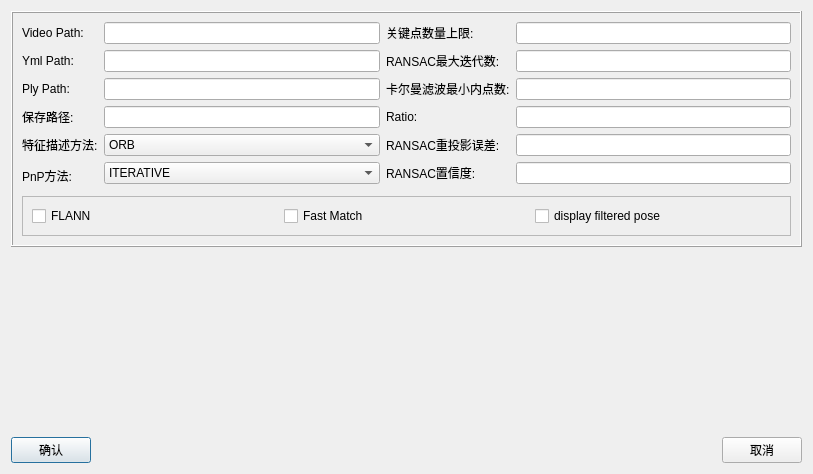
jiafeng5513/Evision, file src/EvisionPolyTracker/TextureTrackingParams.ui: the form before one commit.
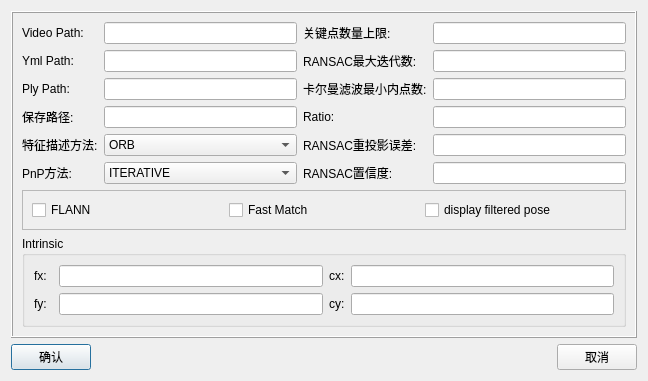
The form after the commit.

What changed in the file:
```diff
--- a/src/EvisionPolyTracker/TextureTrackingParams.ui
+++ b/src/EvisionPolyTracker/TextureTrackingParams.ui
@@ -6,14 +6,27 @@
    <rect>
     <x>0</x>
     <y>0</y>
-    <width>813</width>
-    <height>474</height>
+    <width>648</width>
+    <height>351</height>
    </rect>
   </property>
   <property name="windowTitle">
    <string>Texture Box Tracking Params</string>
   </property>
-  <layout class="QGridLayout" name="gridLayout_2">
+  <layout class="QGridLayout" name="gridLayout_3">
+   <item row="1" column="0">
+    <spacer name="verticalSpacer">
+     <property name="orientation">
+      <enum>Qt::Vertical</enum>
+     </property>
+     <property name="sizeHint" stdset="0">
+      <size>
+       <width>20</width>
+       <height>40</height>
+      </size>
+     </property>
+    </spacer>
+   </item>
    <item row="2" column="0">
     <widget class="QPushButton" name="pushButton_confirm">
      <property name="text">
@@ -21,6 +34,26 @@
      </property>
     </widget>
    </item>
+   <item row="2" column="1">
+    <spacer name="horizontalSpacer">
+     <property name="orientation">
+      <enum>Qt::Horizontal</enum>
+     </property>
+     <property name="sizeHint" stdset="0">
+      <size>
+       <width>40</width>
+       <height>20</height>
+      </size>
+     </property>
+    </spacer>
+   </item>
+   <item row="2" column="2">
+    <widget class="QPushButton" name="pushButton_cancel">
+     <property name="text">
+      <string>取消</string>
+     </property>
+    </widget>
+   </item>
    <item row="0" column="0" colspan="3">
     <widget class="QFrame" name="frame">
      <property name="frameShape">
@@ -59,6 +92,9 @@
         </property>
        </widget>
       </item>
+      <item row="0" column="3">
+       <widget class="QLineEdit" name="lineEdit_numKeyPoints"/>
+      </item>
       <item row="1" column="0">
        <widget class="QLabel" name="label_2">
         <property name="maximumSize">
@@ -75,7 +111,7 @@
       <item row="1" column="1">
        <widget class="QLineEdit" name="lineEdit_yml_read_path"/>
       </item>
-      <item row="1" column="2" colspan="2">
+      <item row="1" column="2">
        <widget class="QLabel" name="label_6">
         <property name="maximumSize">
          <size>
@@ -88,6 +124,9 @@
         </property>
        </widget>
       </item>
+      <item row="1" column="3">
+       <widget class="QLineEdit" name="lineEdit_iterationsCount"/>
+      </item>
       <item row="2" column="0">
        <widget class="QLabel" name="label_3">
         <property name="maximumSize">
@@ -104,7 +143,7 @@
       <item row="2" column="1">
        <widget class="QLineEdit" name="lineEdit_ply_read_path"/>
       </item>
-      <item row="2" column="2" colspan="3">
+      <item row="2" column="2">
        <widget class="QLabel" name="label_9">
         <property name="maximumSize">
          <size>
@@ -117,7 +156,7 @@
         </property>
        </widget>
       </item>
-      <item row="2" column="5">
+      <item row="2" column="3">
        <widget class="QLineEdit" name="lineEdit_minInliersKalman"/>
       </item>
       <item row="3" column="0">
@@ -149,6 +188,9 @@
         </property>
        </widget>
       </item>
+      <item row="3" column="3">
+       <widget class="QLineEdit" name="lineEdit_ratioTest"/>
+      </item>
       <item row="4" column="0">
        <widget class="QLabel" name="label_10">
         <property name="maximumSize">
@@ -206,7 +248,7 @@
         </item>
        </widget>
       </item>
-      <item row="4" column="2" colspan="2">
+      <item row="4" column="2">
        <widget class="QLabel" name="label_7">
         <property name="maximumSize">
          <size>
@@ -219,7 +261,10 @@
         </property>
        </widget>
       </item>
-      <item row="5" column="0" rowspan="2">
+      <item row="4" column="3">
+       <widget class="QLineEdit" name="lineEdit_reprojectionError"/>
+      </item>
+      <item row="5" column="0">
        <widget class="QLabel" name="label_12">
         <property name="maximumSize">
          <size>
@@ -274,19 +319,59 @@
         </property>
        </widget>
       </item>
-      <item row="3" column="5">
-       <widget class="QLineEdit" name="lineEdit_ratioTest"/>
-      </item>
-      <item row="4" column="5">
-       <widget class="QLineEdit" name="lineEdit_reprojectionError"/>
-      </item>
-      <item row="5" column="5">
+      <item row="5" column="3">
        <widget class="QLineEdit" name="lineEdit_confidence"/>
       </item>
-      <item row="1" column="5">
-       <widget class="QLineEdit" name="lineEdit_iterationsCount"/>
+      <item row="7" column="0" colspan="4">
+       <widget class="QGroupBox" name="groupBox">
+        <property name="title">
+         <string>Intrinsic</string>
+        </property>
+        <layout class="QGridLayout" name="gridLayout_2">
+         <item row="2" column="2">
+          <widget class="QLineEdit" name="lineEdit_fx"/>
+         </item>
+         <item row="2" column="0" colspan="2">
+          <widget class="QLabel" name="label_11">
+           <property name="text">
+            <string>fx:</string>
+           </property>
+          </widget>
+         </item>
+         <item row="5" column="0">
+          <widget class="QLabel" name="label_14">
+           <property name="text">
+            <string>fy:</string>
+           </property>
+          </widget>
+         </item>
+         <item row="5" column="3">
+          <widget class="QLabel" name="label_15">
+           <property name="text">
+            <string>cy:</string>
+           </property>
+          </widget>
+         </item>
+         <item row="5" column="2">
+          <widget class="QLineEdit" name="lineEdit_fy"/>
+         </item>
+         <item row="5" column="4">
+          <widget class="QLineEdit" name="lineEdit_cy"/>
+         </item>
+         <item row="2" column="3">
+          <widget class="QLabel" name="label_16">
+           <property name="text">
+            <string>cx:</string>
+           </property>
+          </widget>
+         </item>
+         <item row="2" column="4">
+          <widget class="QLineEdit" name="lineEdit_cx"/>
+         </item>
+        </layout>
+       </widget>
       </item>
-      <item row="7" column="0" colspan="6">
+      <item row="6" column="0" colspan="4">
        <widget class="QFrame" name="frame_2">
         <property name="frameShape">
          <enum>QFrame::StyledPanel</enum>
@@ -319,45 +404,9 @@
         </layout>
        </widget>
       </item>
-      <item row="0" column="5">
-       <widget class="QLineEdit" name="lineEdit_numKeyPoints"/>
-      </item>
      </layout>
     </widget>
    </item>
-   <item row="2" column="1">
-    <spacer name="horizontalSpacer">
-     <property name="orientation">
-      <enum>Qt::Horizontal</enum>
-     </property>
-     <property name="sizeHint" stdset="0">
-      <size>
-       <width>40</width>
-       <height>20</height>
-      </size>
-     </property>
-    </spacer>
-   </item>
-   <item row="2" column="2">
-    <widget class="QPushButton" name="pushButton_cancel">
-     <property name="text">
-      <string>取消</string>
-     </property>
-    </widget>
-   </item>
-   <item row="1" column="0">
-    <spacer name="verticalSpacer">
-     <property name="orientation">
-      <enum>Qt::Vertical</enum>
-     </property>
-     <property name="sizeHint" stdset="0">
-      <size>
-       <width>20</width>
-       <height>40</height>
-      </size>
-     </property>
-    </spacer>
-   </item>
   </layout>
  </widget>
  <resources/>
```
